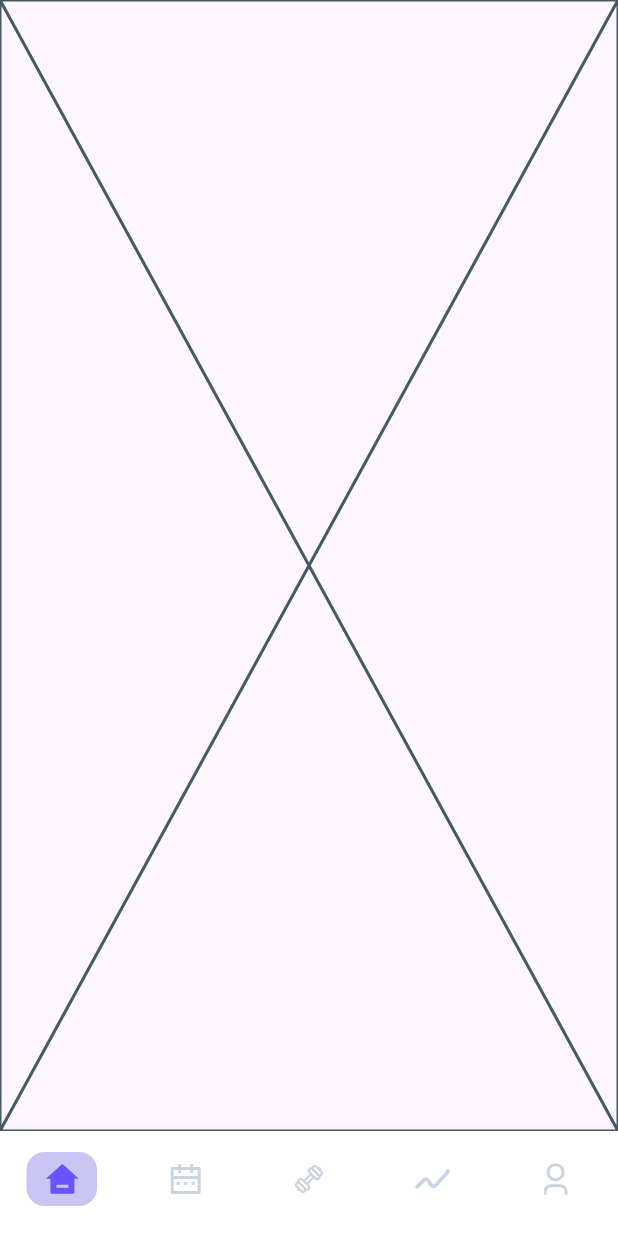
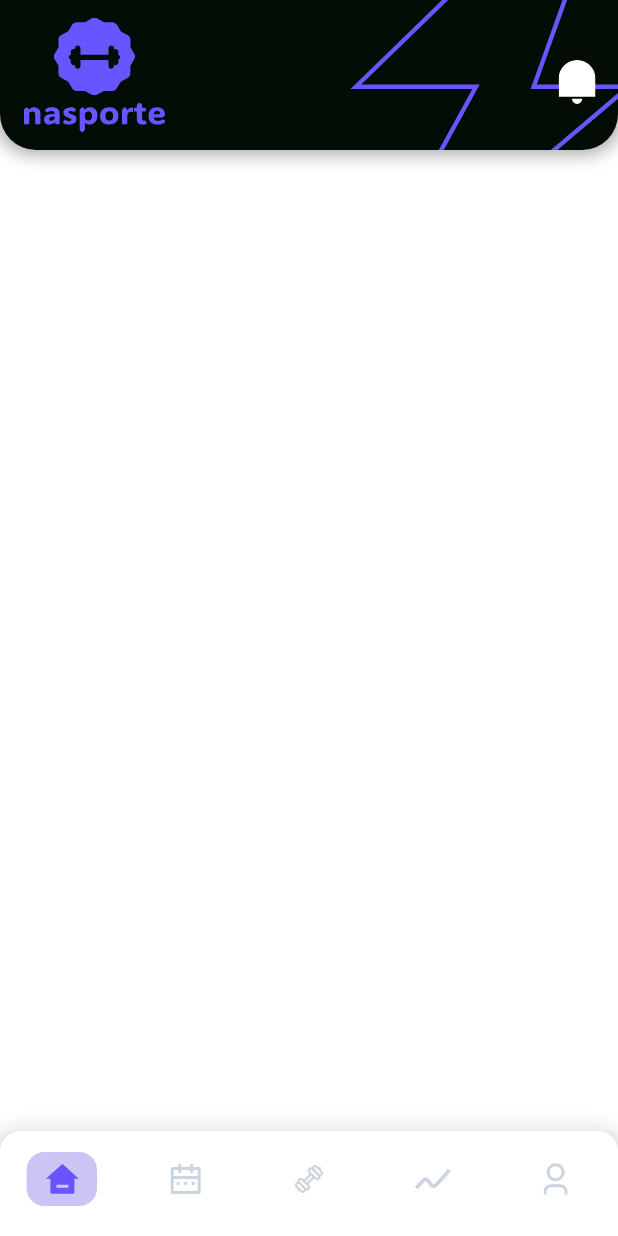
Before and after one commit to ptmff/nasporte, a Flutter app: the screen it shows after launch, on a phone screen of 412 x 824 dp. Run offline on Flutter 3.47's test engine with Material 3 defaults, Android fonts, the light colour scheme and no system bars; our stand-ins replace flutter_svg.

Commit message:
доделал novigationbar и appbar

```diff
--- a/frontend/lib/pages/home.dart
+++ b/frontend/lib/pages/home.dart
@@ -1,10 +1,18 @@
 import 'package:flutter/material.dart';
+import 'package:nasporte_frontend/shared/appbar_main.dart';
 
 class HomePage extends StatelessWidget {
   const HomePage({super.key});
 
   @override
   Widget build(BuildContext context) {
-    return const Placeholder();
+    return Scaffold(
+      backgroundColor: const Color(0xffFFFFFF),
+      body: Column(
+        children: [
+          appBar(),
+        ],
+      ),
+    );
   }
 }
--- a/frontend/lib/pages/main_page.dart
+++ b/frontend/lib/pages/main_page.dart
@@ -34,12 +34,31 @@ class _MainPageState extends State<MainPage> {
   Widget build(BuildContext context) {
     return Scaffold(
       body: _pages[_selectedIndex],
-      bottomNavigationBar: BottomNavigationBar(
+      bottomNavigationBar: Container(
+        decoration: const BoxDecoration(
+          color: Color(0xffFFFFFF),
+          borderRadius: BorderRadius.only(
+            topLeft: Radius.circular(14),
+            topRight: Radius.circular(14),
+          ),
+          boxShadow: [
+            BoxShadow(
+              color: Colors.black12,
+              blurRadius: 10,
+              spreadRadius: 2,
+            ),
+          ],
+        ),
+        child: ClipRRect(
+          borderRadius: const BorderRadius.only(
+            topLeft: Radius.circular(14),
+            topRight: Radius.circular(14),
+          ),
+          child: BottomNavigationBar(
             type: BottomNavigationBarType.fixed,
             showSelectedLabels: false,
             showUnselectedLabels: false,
             backgroundColor: const Color(0xffFFFFFF),
-        //elevation: 0, тень хз потом сделаю
             items: <BottomNavigationBarItem>[
               BottomNavigationBarItem(
                 icon: _selectedIndex == 0 ? Container(
@@ -91,8 +110,8 @@ class _MainPageState extends State<MainPage> {
                     color: const Color(0xffCAC5F3),
                   ),
                   child: Padding(
-                padding: const EdgeInsets.symmetric(horizontal: 12, vertical: 8),
-                child: SvgPicture.asset('assets/icons/home_selected.svg'), //поменять home_selected на progression_selected
+                    padding: const EdgeInsets.symmetric(horizontal: 9, vertical: 11),
+                    child: SvgPicture.asset('assets/icons/progression_selected.svg'),
                     ),
                 ) : SvgPicture.asset('assets/icons/progression.svg'),
                 label: '',
@@ -105,8 +124,8 @@ class _MainPageState extends State<MainPage> {
                     color: const Color(0xffCAC5F3),
                   ),
                   child: Padding(
-                padding: const EdgeInsets.symmetric(horizontal: 12, vertical: 8),
-                child: SvgPicture.asset('assets/icons/home_selected.svg'), //поменять home_selected на profile_selected
+                    padding: const EdgeInsets.symmetric(horizontal: 13, vertical: 7.5),
+                    child: SvgPicture.asset('assets/icons/profile_selected.svg'),
                     ),
                 ) : SvgPicture.asset('assets/icons/profile.svg'),
                 label: '',
@@ -115,6 +134,8 @@ class _MainPageState extends State<MainPage> {
             currentIndex: _selectedIndex,
             onTap: _onItemTapped,
           ),
+        ),
+      ),
     );
   }
 }
--- a/frontend/lib/pages/register.dart
+++ b/frontend/lib/pages/register.dart
@@ -89,7 +89,6 @@ class _RegisterPageState extends State<RegisterPage> {
           _passwordRepeatInput(),
           const SizedBox(height: 25),
           _registerButton(context),
-
         ],
       ),
     );
--- /dev/null
+++ b/frontend/lib/shared/appbar_main.dart
@@ -0,0 +1,48 @@
+import 'package:flutter/material.dart';
+import 'package:flutter_svg/flutter_svg.dart';
+
+Container appBar() {
+  return Container(
+    decoration: const BoxDecoration(
+      borderRadius: BorderRadius.only(
+        bottomLeft: Radius.circular(24),
+        bottomRight: Radius.circular(24),
+      ),
+      boxShadow: [
+        BoxShadow(
+          color: Colors.black38,
+          blurRadius: 10,
+          spreadRadius: 2,
+        ),
+      ],
+    ),
+    child: ClipRRect(
+      borderRadius: const BorderRadius.only(
+        bottomLeft: Radius.circular(24),
+        bottomRight: Radius.circular(24),
+      ),
+      child: AppBar(
+        backgroundColor: const Color.fromARGB(255, 3, 12, 5),
+        toolbarHeight: 100,
+        leadingWidth: 110,
+        leading: Container(
+          margin: const EdgeInsets.only(left: 16),
+          child: SvgPicture.asset('assets/icons/nasporte_icon.svg'),
+        ),
+        actions: [
+          Stack(
+            alignment: Alignment.centerRight,
+            children: [
+              SvgPicture.asset('assets/icons/lightning.svg', height: 100),
+              Positioned(
+                top: 40,
+                right: 15,
+                child: SvgPicture.asset('assets/icons/notification.svg', height: 30),
+              ),
+            ],
+          ),
+        ],
+      ),
+    ),
+  );
+}
```
Also changed, not shown: frontend/assets/icons/lightning.svg (added), frontend/assets/icons/notification.svg (added), frontend/assets/icons/profile_selected.svg (added), frontend/assets/icons/progression_selected.svg (added). Lines whose indentation alone changed are shown as unchanged.
